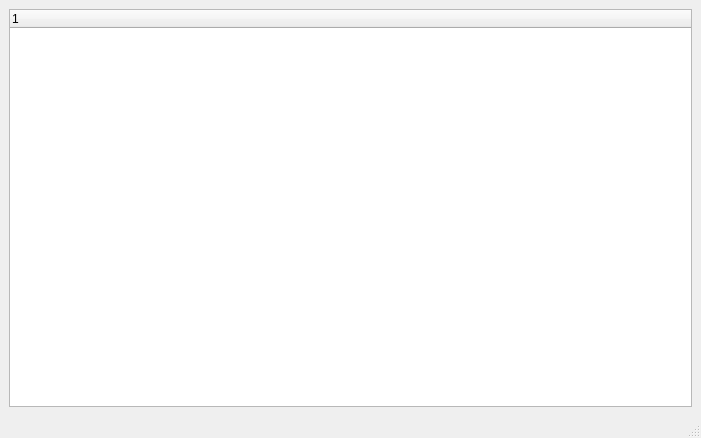
Above: main.ui from vertexi/Uexit before the change. Below: the same form after it.
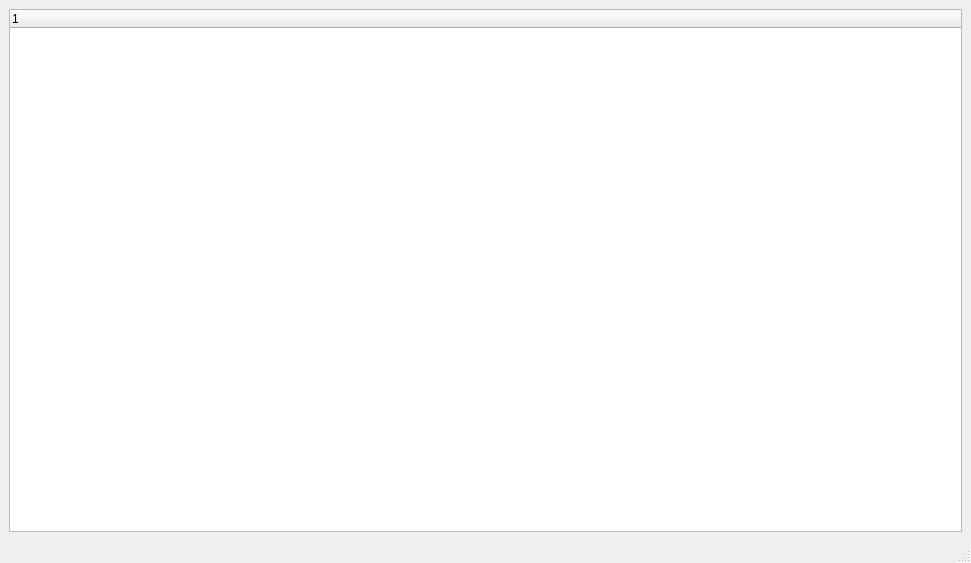
That is the form after the change.

Diff of the .ui file:
```diff
--- a/main.ui
+++ b/main.ui
@@ -6,8 +6,8 @@
    <rect>
     <x>0</x>
     <y>0</y>
-    <width>701</width>
-    <height>438</height>
+    <width>971</width>
+    <height>563</height>
    </rect>
   </property>
   <property name="windowTitle">
@@ -16,6 +16,8 @@
   <widget class="QWidget" name="centralwidget">
    <layout class="QVBoxLayout" name="verticalLayout">
     <item>
+     <layout class="QVBoxLayout" name="verticalLayout_2">
+      <item>
      <widget class="QTreeWidget" name="process_tree">
       <column>
        <property name="text">
@@ -23,6 +25,8 @@
        </property>
       </column>
      </widget>
+      </item>
+     </layout>
     </item>
    </layout>
   </widget>
```
Lines whose indentation alone changed are shown as unchanged.
